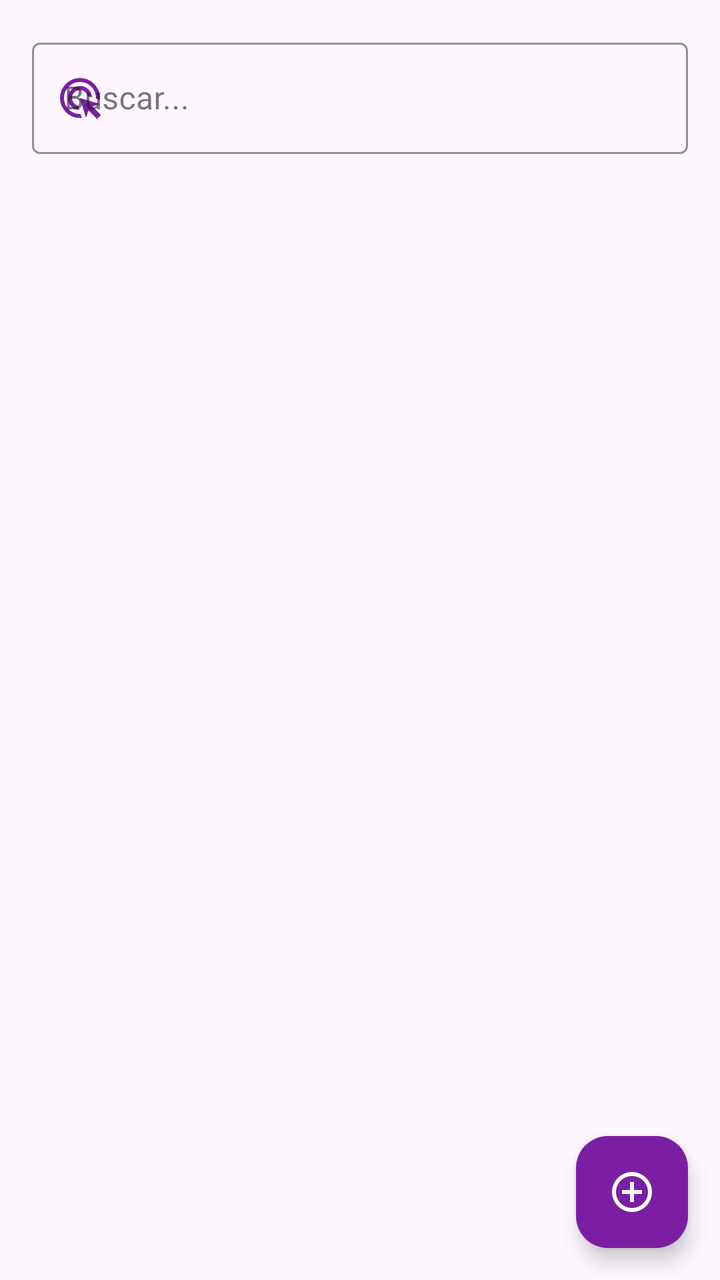
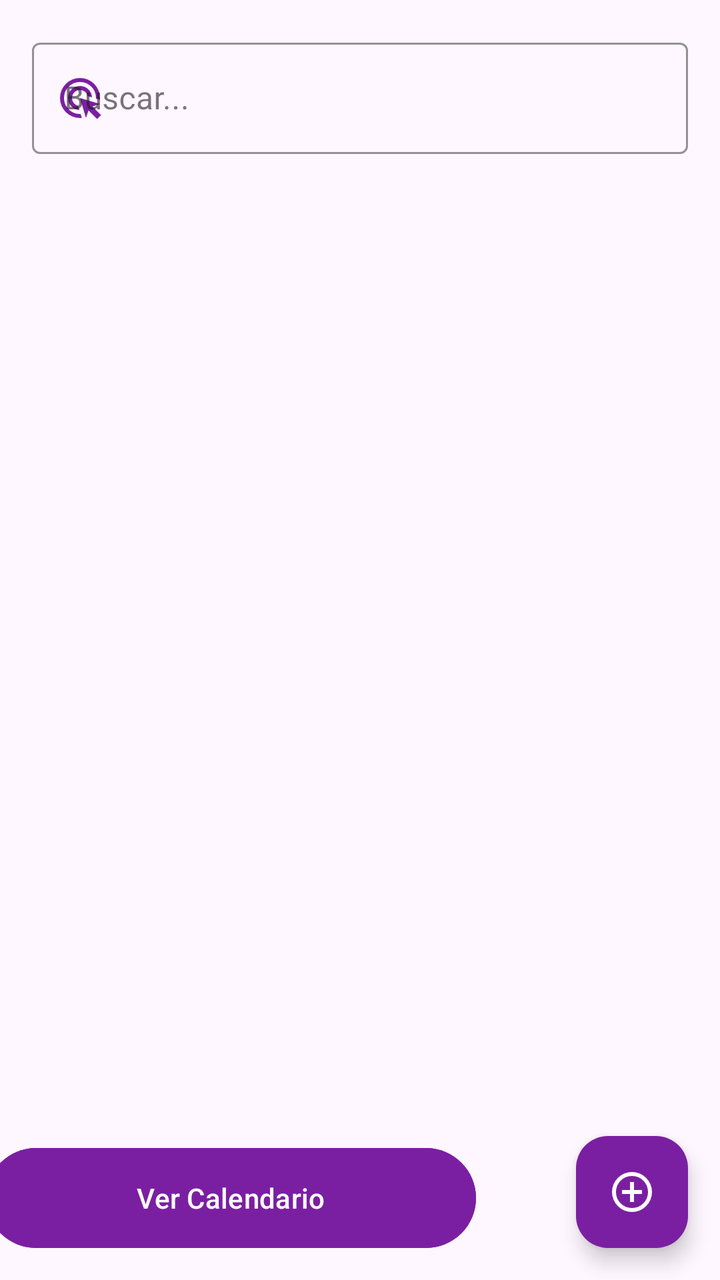

Two renders of the same Android screen: before a commit and after it. Below are the layout's source before the change and the commit's diff.
<!-- AndroidManifest.xml: application theme Theme.ProyectoAppCBT -->
<!-- res/layout/activity_listado_solicitudes.xml -->
<?xml version="1.0" encoding="utf-8"?>
<androidx.constraintlayout.widget.ConstraintLayout
    xmlns:android="http://schemas.android.com/apk/res/android"
    xmlns:app="http://schemas.android.com/apk/res-auto"
    xmlns:tools="http://schemas.android.com/tools"
    android:layout_width="match_parent"
    android:layout_height="match_parent"
    tools:context=".ListadoSolicitudesActivity">

    
    <com.google.android.material.textfield.TextInputLayout
        android:id="@+id/tilBuscar"
        style="@style/Widget.MaterialComponents.TextInputLayout.OutlinedBox"
        android:layout_width="0dp"
        android:layout_height="wrap_content"
        android:layout_marginStart="16dp"
        android:layout_marginEnd="16dp"
        android:layout_marginTop="16dp"
        app:boxBackgroundMode="outline"
        app:boxStrokeColor="@color/morado"
        app:startIconDrawable="@drawable/ic_search"
        app:startIconTint="@color/morado"
        app:layout_constraintTop_toTopOf="parent"
        app:layout_constraintStart_toStartOf="parent"
        app:layout_constraintEnd_toEndOf="parent">

        <com.google.android.material.textfield.TextInputEditText
            android:id="@+id/etBuscar"
            android:layout_width="match_parent"
            android:layout_height="wrap_content"
            android:hint="Buscar..."
            android:inputType="text" />

    </com.google.android.material.textfield.TextInputLayout>

    
    <androidx.recyclerview.widget.RecyclerView
        android:id="@+id/rvSolicitudes"
        android:layout_width="0dp"
        android:layout_height="0dp"
        android:padding="16dp"
        app:layout_constraintTop_toBottomOf="@id/tilBuscar"
        app:layout_constraintBottom_toTopOf="@+id/fabCrearSolicitud"
        app:layout_constraintStart_toStartOf="parent"
        app:layout_constraintEnd_toEndOf="parent"
        tools:listitem="@layout/item_solicitud" />

    
    <com.google.android.material.floatingactionbutton.FloatingActionButton
        android:id="@+id/fabCrearSolicitud"
        android:layout_width="wrap_content"
        android:layout_height="wrap_content"
        android:contentDescription="Nueva solicitud"
        android:src="@drawable/ic_add"
        app:backgroundTint="@color/morado"
        app:tint="@color/blanco"
        app:layout_constraintBottom_toBottomOf="parent"
        app:layout_constraintEnd_toEndOf="parent"
        android:layout_margin="16dp" />

</androidx.constraintlayout.widget.ConstraintLayout>
<!-- res/layout/item_solicitud.xml (included above) -->
<?xml version="1.0" encoding="utf-8"?>
<androidx.cardview.widget.CardView
    xmlns:android="http://schemas.android.com/apk/res/android"
    xmlns:card_view="http://schemas.android.com/apk/res-auto"
    android:layout_width="match_parent"
    android:layout_height="wrap_content"
    android:layout_margin="8dp"
    android:clickable="true"
    android:focusable="true"
    android:foreground="?attr/selectableItemBackground"
    card_view:cardCornerRadius="4dp"
    card_view:cardElevation="2dp">

    <LinearLayout
        android:layout_width="match_parent"
        android:layout_height="wrap_content"
        android:orientation="vertical"
        android:padding="12dp">

        <TextView
            android:id="@+id/tvMotivo"
            android:layout_width="match_parent"
            android:layout_height="wrap_content"
            android:text="Motivo de ejemplo"
            android:textSize="16sp"
            android:textStyle="bold"/>

        <TextView
            android:id="@+id/tvFechas"
            android:layout_width="match_parent"
            android:layout_height="wrap_content"
            android:text="2025-06-24 - 2025-06-25"
            android:textSize="14sp"
            android:layout_marginTop="4dp"/>

    </LinearLayout>
</androidx.cardview.widget.CardView>
<!-- resources referenced by this layout -->
<resources>
  <color name="blanco">#FFFFFF</color>
  <color name="morado">#7B1FA2</color>
  <!-- drawable ic_add (drawable) -->
  <vector xmlns:android="http://schemas.android.com/apk/res/android" android:height="24dp" android:tint="#000000" android:viewportHeight="960" android:viewportWidth="960" android:width="24dp">
        
      <path android:fillColor="@android:color/white" android:pathData="M440,680L520,680L520,520L680,520L680,440L520,440L520,280L440,280L440,440L280,440L280,520L440,520L440,680ZM480,880Q397,880 324,848.5Q251,817 197,763Q143,709 111.5,636Q80,563 80,480Q80,397 111.5,324Q143,251 197,197Q251,143 324,111.5Q397,80 480,80Q563,80 636,111.5Q709,143 763,197Q817,251 848.5,324Q880,397 880,480Q880,563 848.5,636Q817,709 763,763Q709,817 636,848.5Q563,880 480,880ZM480,800Q614,800 707,707Q800,614 800,480Q800,346 707,253Q614,160 480,160Q346,160 253,253Q160,346 160,480Q160,614 253,707Q346,800 480,800ZM480,480Q480,480 480,480Q480,480 480,480Q480,480 480,480Q480,480 480,480Q480,480 480,480Q480,480 480,480Q480,480 480,480Q480,480 480,480Z"/>
      
  </vector>
  <!-- drawable ic_search (drawable) -->
  <vector xmlns:android="http://schemas.android.com/apk/res/android" android:height="24dp" android:tint="#000000" android:viewportHeight="960" android:viewportWidth="960" android:width="24dp">
        
      <path android:fillColor="@android:color/white" android:pathData="M468,720Q372,715 306,646Q240,577 240,480Q240,380 310,310Q380,240 480,240Q577,240 646,306Q715,372 720,468L636,443Q623,389 580,354.5Q537,320 480,320Q414,320 367,367Q320,414 320,480Q320,537 354.5,580Q389,623 443,636L468,720ZM516,878Q507,880 498,880Q489,880 480,880Q397,880 324,848.5Q251,817 197,763Q143,709 111.5,636Q80,563 80,480Q80,397 111.5,324Q143,251 197,197Q251,143 324,111.5Q397,80 480,80Q563,80 636,111.5Q709,143 763,197Q817,251 848.5,324Q880,397 880,480Q880,489 880,498Q880,507 878,516L800,492L800,480Q800,346 707,253Q614,160 480,160Q346,160 253,253Q160,346 160,480Q160,614 253,707Q346,800 480,800Q483,800 486,800Q489,800 492,800L516,878ZM821,900L650,729L600,880L480,480L880,600L729,650L900,821L821,900Z"/>
      
  </vector>
  <style name="Theme.ProyectoAppCBT" parent="Base.Theme.ProyectoAppCBT" />
  <style name="Base.Theme.ProyectoAppCBT" parent="Theme.Material3.DayNight.NoActionBar">
          
          
      </style>
</resources>

<!-- the commit's change to res/layout/activity_listado_solicitudes.xml (unified diff, before → after) -->
@@ -58,6 +58,20 @@
         app:layout_constraintEnd_toEndOf="parent"
         android:layout_margin="16dp" />
 
+    <Button
+        android:id="@+id/btnVerCalendario"
+        android:layout_width="245dp"
+        android:layout_height="58dp"
+        android:layout_marginStart="18dp"
+        android:layout_marginEnd="76dp"
+        android:layout_marginBottom="12dp"
+        android:backgroundTint="@color/morado"
+        android:padding="12dp"
+        android:text="Ver Calendario"
+        app:layout_constraintBottom_toBottomOf="parent"
+        app:layout_constraintEnd_toStartOf="@+id/fabCrearSolicitud"
+        app:layout_constraintStart_toStartOf="parent" />
+
 </androidx.constraintlayout.widget.ConstraintLayout>
 <!-- res/layout/item_solicitud.xml (included above) -->
 <?xml version="1.0" encoding="utf-8"?>
